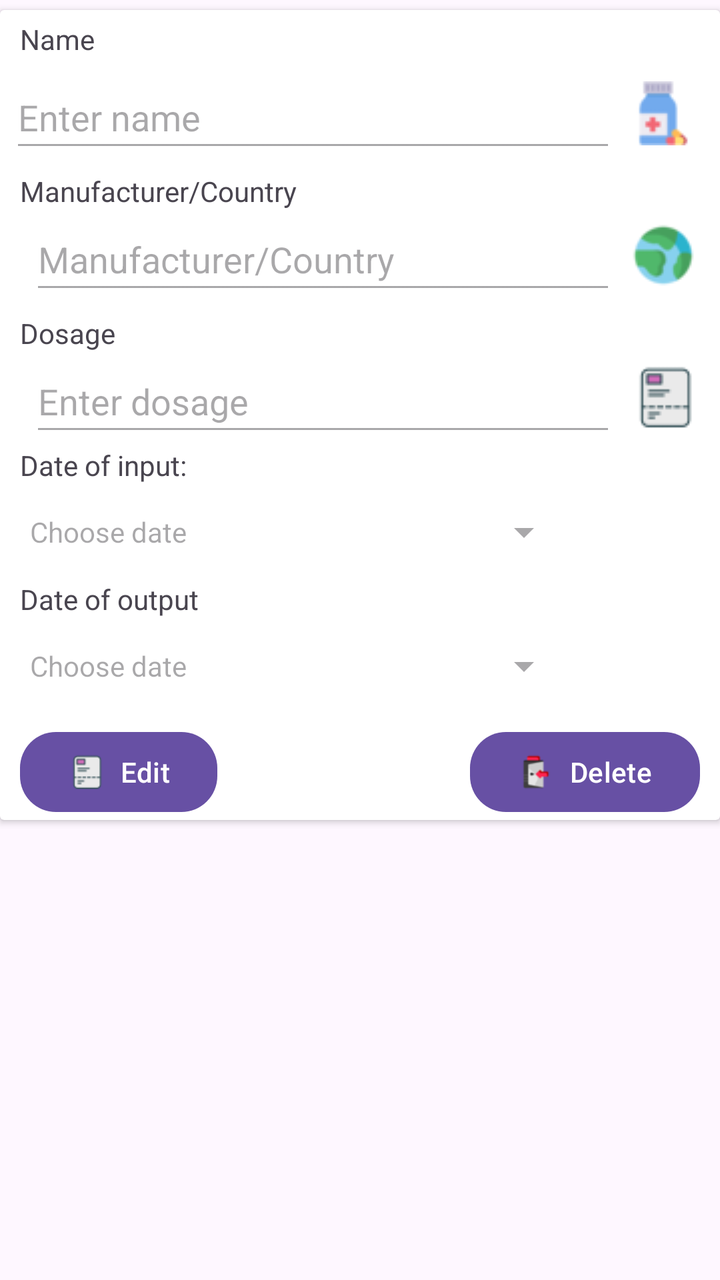
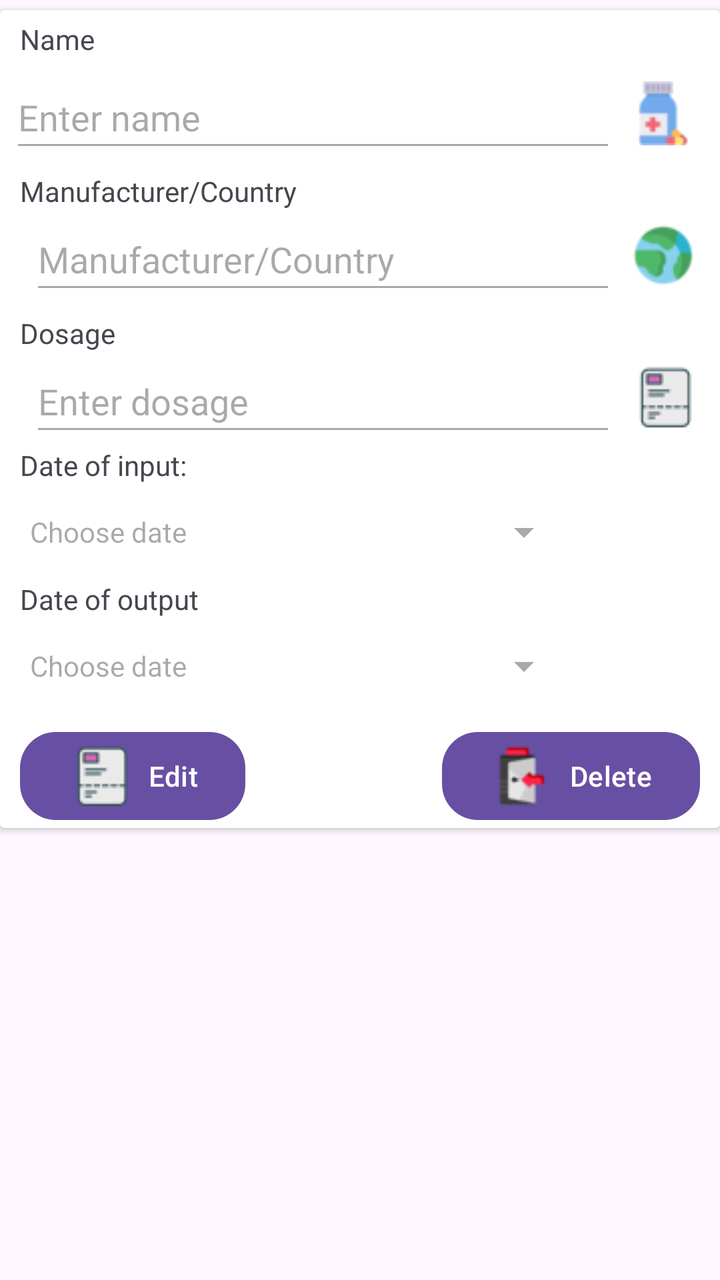

Before-and-after screenshots of an Android layout around one commit, followed by the original layout XML and the change that was made.
<!-- AndroidManifest.xml: application theme Theme.AppFond -->
<!-- res/layout/ter_list_item.xml -->
<?xml version="1.0" encoding="utf-8"?>
<androidx.constraintlayout.widget.ConstraintLayout xmlns:android="http://schemas.android.com/apk/res/android"
    xmlns:app="http://schemas.android.com/apk/res-auto"
    xmlns:tools="http://schemas.android.com/tools"
    android:layout_width="match_parent"
    android:layout_height="wrap_content">

    <androidx.cardview.widget.CardView
        android:id="@+id/terView"
        android:layout_width="0dp"
        android:layout_height="wrap_content"
        android:layout_marginTop="5dp"
        app:layout_constraintEnd_toEndOf="parent"
        app:layout_constraintStart_toStartOf="parent"
        app:layout_constraintTop_toTopOf="parent">

        <androidx.constraintlayout.widget.ConstraintLayout
            android:layout_width="match_parent"
            android:layout_height="wrap_content">

            <Button
                android:id="@+id/buttonClearEnd"
                android:layout_width="64dp"
                android:layout_height="wrap_content"
                android:layout_marginEnd="5dp"
                android:backgroundTint="@color/purple_light"
                android:visibility="invisible"
                app:icon="@drawable/bin"
                app:iconSize="28dp"
                app:layout_constraintEnd_toEndOf="parent"
                app:layout_constraintTop_toBottomOf="@+id/textView24" />

            <ImageView
                android:id="@+id/imageView4"
                android:layout_width="47dp"
                android:layout_height="47dp"
                android:layout_marginEnd="5dp"
                android:scaleType="centerInside"
                app:layout_constraintEnd_toEndOf="parent"
                app:layout_constraintTop_toBottomOf="@+id/labelCountryTer"
                app:srcCompat="@drawable/earth" />

            <ImageView
                android:id="@+id/imageView3"
                android:layout_width="47dp"
                android:layout_height="47dp"
                android:layout_marginEnd="5dp"
                android:scaleType="centerInside"
                app:layout_constraintEnd_toEndOf="parent"
                app:layout_constraintTop_toBottomOf="@+id/textView21"
                app:srcCompat="@drawable/receipt" />

            <TextView
                android:id="@+id/fieldIdCardForTer"
                android:layout_width="30dp"
                android:layout_height="wrap_content"
                android:layout_marginStart="10dp"
                android:layout_marginTop="5dp"
                android:text="0"
                android:visibility="invisible"
                app:layout_constraintStart_toEndOf="@+id/fieldIdTer"
                app:layout_constraintTop_toTopOf="parent" />

            <TextView
                android:id="@+id/labelDozTer"
                android:layout_width="152dp"
                android:layout_height="18dp"
                android:layout_marginStart="10dp"
                android:layout_marginTop="5dp"
                android:text="@string/textNameTeraphy"
                app:layout_constraintStart_toStartOf="parent"
                app:layout_constraintTop_toTopOf="parent" />

            <EditText
                android:id="@+id/fieldNameTer"
                android:layout_width="0dp"
                android:layout_height="wrap_content"
                android:layout_marginStart="5dp"
                android:layout_marginTop="5dp"
                android:autofillHints=""
                android:editable="false"
                android:ems="10"
                android:enabled="false"
                android:inputType="textPersonName"
                android:minHeight="48dp"
                android:text="@string/textHintNameTer"
                app:layout_constraintEnd_toStartOf="@+id/imageView2"
                app:layout_constraintStart_toStartOf="parent"
                app:layout_constraintTop_toBottomOf="@+id/labelDozTer" />

            <EditText
                android:id="@+id/fieldCountryTer"
                android:layout_width="0dp"
                android:layout_height="wrap_content"
                android:layout_marginStart="15dp"
                android:autofillHints=""
                android:editable="false"
                android:ems="10"
                android:enabled="false"
                android:inputType="text"
                android:minHeight="48dp"
                android:text="@string/textHintCountryTer"
                app:layout_constraintEnd_toStartOf="@+id/imageView3"
                app:layout_constraintStart_toStartOf="parent"
                app:layout_constraintTop_toBottomOf="@+id/labelCountryTer" />

            <TextView
                android:id="@+id/labelCountryTer"
                android:layout_width="0dp"
                android:layout_height="18dp"
                android:layout_marginStart="10dp"
                android:layout_marginTop="5dp"
                android:layout_marginEnd="32dp"
                android:text="@string/textHintCountryTer"
                app:layout_constraintEnd_toEndOf="parent"
                app:layout_constraintStart_toStartOf="parent"
                app:layout_constraintTop_toBottomOf="@+id/fieldNameTer" />

            <TextView
                android:id="@+id/textView21"
                android:layout_width="0dp"
                android:layout_height="18dp"
                android:layout_marginStart="10dp"
                android:layout_marginTop="5dp"
                android:layout_marginEnd="249dp"
                android:text="@string/textDozeTeraphy"
                app:layout_constraintEnd_toEndOf="parent"
                app:layout_constraintStart_toStartOf="parent"
                app:layout_constraintTop_toBottomOf="@+id/fieldCountryTer" />

            <EditText
                android:id="@+id/fieldDozTer"
                android:layout_width="0dp"
                android:layout_height="wrap_content"
                android:layout_marginStart="15dp"
                android:autofillHints=""
                android:editable="false"
                android:ems="10"
                android:enabled="false"
                android:inputType="text"
                android:minHeight="48dp"
                android:text="@string/textHintDose"
                app:layout_constraintEnd_toStartOf="@+id/imageView3"
                app:layout_constraintStart_toStartOf="parent"
                app:layout_constraintTop_toBottomOf="@+id/textView21" />

            <TextView
                android:id="@+id/textView22"
                android:layout_width="152dp"
                android:layout_height="19dp"
                android:layout_marginStart="10dp"
                android:text="@string/textDateInput"
                app:layout_constraintStart_toStartOf="parent"
                app:layout_constraintTop_toBottomOf="@+id/fieldDozTer" />

            <EditText
                android:id="@+id/fieldDateBegTer"
                style="@style/Widget.AppCompat.Spinner"
                android:layout_width="0dp"
                android:layout_height="wrap_content"
                android:layout_marginStart="15dp"
                android:layout_marginEnd="5dp"
                android:autofillHints=""
                android:editable="false"
                android:ems="10"
                android:enabled="false"
                android:hint="@string/textChooseDateField"
                android:minHeight="48dp"
                app:layout_constraintEnd_toStartOf="@+id/buttonClearBeg"
                app:layout_constraintStart_toStartOf="parent"
                app:layout_constraintTop_toBottomOf="@+id/textView22"
                tools:ignore="SpeakableTextPresentCheck" />

            <EditText
                android:id="@+id/fieldDateEndTer"
                style="@style/Widget.AppCompat.Spinner"
                android:layout_width="0dp"
                android:layout_height="wrap_content"
                android:layout_marginStart="15dp"
                android:layout_marginEnd="5dp"
                android:autofillHints=""
                android:editable="false"
                android:ems="10"
                android:enabled="false"
                android:hint="@string/textChooseDateField"
                android:minHeight="48dp"
                app:layout_constraintEnd_toStartOf="@+id/buttonClearEnd"
                app:layout_constraintStart_toStartOf="parent"
                app:layout_constraintTop_toBottomOf="@+id/textView24"
                tools:ignore="SpeakableTextPresentCheck" />

            <TextView
                android:id="@+id/textView24"
                android:layout_width="152dp"
                android:layout_height="19dp"
                android:layout_marginStart="10dp"
                android:text="@string/textDateOuput"
                app:layout_constraintStart_toStartOf="parent"
                app:layout_constraintTop_toBottomOf="@+id/fieldDateBegTer" />

            <TextView
                android:id="@+id/fieldIdTer"
                android:layout_width="30dp"
                android:layout_height="wrap_content"
                android:layout_marginStart="10dp"
                android:layout_marginTop="5dp"
                android:text="0"
                android:visibility="invisible"
                app:layout_constraintStart_toEndOf="@+id/labelDozTer"
                app:layout_constraintTop_toTopOf="parent" />

            <Button
                android:id="@+id/buttonEditTer"
                android:layout_width="wrap_content"
                android:layout_height="wrap_content"
                android:layout_marginStart="10dp"
                android:layout_marginTop="5dp"
                android:text="@string/textEdit"
                app:cornerRadius="18dp"
                app:icon="@drawable/receipt"
                app:iconTintMode="multiply"
                app:layout_constraintStart_toStartOf="parent"
                app:layout_constraintTop_toBottomOf="@+id/fieldDateEndTer" />

            <Button
                android:id="@+id/buttonDelTer"
                android:layout_width="wrap_content"
                android:layout_height="wrap_content"
                android:layout_marginTop="5dp"
                android:layout_marginEnd="10dp"
                android:text="@string/textDelete"
                app:cornerRadius="18dp"
                app:icon="@drawable/exit_32"
                app:iconTintMode="multiply"
                app:layout_constraintEnd_toEndOf="parent"
                app:layout_constraintTop_toBottomOf="@+id/fieldDateEndTer" />

            <ImageView
                android:id="@+id/imageView2"
                android:layout_width="47dp"
                android:layout_height="47dp"
                android:layout_marginTop="5dp"
                android:layout_marginEnd="5dp"
                android:scaleType="centerInside"
                app:layout_constraintEnd_toEndOf="parent"
                app:layout_constraintTop_toBottomOf="@+id/labelDozTer"
                app:srcCompat="@drawable/pill" />

            <Button
                android:id="@+id/buttonClearBeg"
                android:layout_width="64dp"
                android:layout_height="wrap_content"
                android:layout_marginEnd="5dp"
                android:backgroundTint="@color/purple_light"
                android:visibility="invisible"
                app:icon="@drawable/bin"
                app:iconSize="28dp"
                app:layout_constraintEnd_toEndOf="parent"
                app:layout_constraintTop_toBottomOf="@+id/textView22" />

        </androidx.constraintlayout.widget.ConstraintLayout>
    </androidx.cardview.widget.CardView>

</androidx.constraintlayout.widget.ConstraintLayout>
<!-- resources referenced by this layout -->
<resources>
  <color name="purple_light">#F399C0</color>
  <!-- drawable bin: png bitmap (drawable, 12570 bytes) -->
  <!-- drawable earth: png bitmap (drawable, 2309 bytes) -->
  <!-- drawable exit_32: png bitmap (drawable, 1814 bytes) -->
  <!-- drawable pill: png bitmap (drawable, 1797 bytes) -->
  <!-- drawable receipt: png bitmap (drawable, 914 bytes) -->
  <string name="textChooseDateField">Choose date</string>
  <string name="textDateInput">"Date of input: "</string>
  <string name="textDateOuput">Date of output</string>
  <string name="textDelete">Delete</string>
  <string name="textDozeTeraphy">Dosage</string>
  <string name="textEdit">Edit</string>
  <string name="textHintCountryTer">Manufacturer/Country</string>
  <string name="textHintDose">Enter dosage</string>
  <string name="textHintNameTer">Enter name</string>
  <string name="textNameTeraphy">Name</string>
  <style name="Theme.AppFond" parent="Theme.MaterialComponents.DayNight.NoActionBar">
          
          <item name="colorPrimary">@color/fiol</item>
          <item name="colorPrimaryVariant">@color/fiol</item>
          <item name="colorOnPrimary">@color/white</item>
          
          <item name="colorSecondary">@color/purple_400</item>
          <item name="colorSecondaryVariant">@color/purple_800</item>
          <item name="colorOnSecondary">@color/black</item>
          
          <item name="android:statusBarColor">?attr/colorPrimaryVariant</item>
          
      </style>
  <color name="fiol">#9C27B0</color>
  <color name="white">#FFFFFFFF</color>
  <color name="black">#FF000000</color>
</resources>

<!-- the commit's change to res/layout/ter_list_item.xml (unified diff, before → after) -->
@@ -26,7 +26,11 @@
                 android:backgroundTint="@color/purple_light"
                 android:visibility="invisible"
                 app:icon="@drawable/bin"
-                app:iconSize="28dp"
+                android:textAllCaps="false"
+                app:cornerRadius="8dp"
+                app:iconSize="32dp"
+                app:iconTint="@null"
+                app:iconTintMode="src_in"
                 app:layout_constraintEnd_toEndOf="parent"
                 app:layout_constraintTop_toBottomOf="@+id/textView24" />
 
@@ -216,9 +220,13 @@
                 android:layout_marginStart="10dp"
                 android:layout_marginTop="5dp"
                 android:text="@string/textEdit"
+                android:textColor="@color/white"
                 app:cornerRadius="18dp"
                 app:icon="@drawable/receipt"
-                app:iconTintMode="multiply"
+                android:textAllCaps="false"
+                app:iconSize="32dp"
+                app:iconTint="@null"
+                app:iconTintMode="src_in"
                 app:layout_constraintStart_toStartOf="parent"
                 app:layout_constraintTop_toBottomOf="@+id/fieldDateEndTer" />
 
@@ -229,9 +237,13 @@
                 android:layout_marginTop="5dp"
                 android:layout_marginEnd="10dp"
                 android:text="@string/textDelete"
+                android:textColor="@color/white"
                 app:cornerRadius="18dp"
+                android:textAllCaps="false"
                 app:icon="@drawable/exit_32"
-                app:iconTintMode="multiply"
+                app:iconSize="32dp"
+                app:iconTint="@null"
+                app:iconTintMode="src_in"
                 app:layout_constraintEnd_toEndOf="parent"
                 app:layout_constraintTop_toBottomOf="@+id/fieldDateEndTer" />
 
@@ -255,6 +267,10 @@
                 android:visibility="invisible"
                 app:icon="@drawable/bin"
                 app:iconSize="28dp"
+                android:textAllCaps="false"
+                app:cornerRadius="8dp"
+                app:iconTint="@null"
+                app:iconTintMode="src_in"
                 app:layout_constraintEnd_toEndOf="parent"
                 app:layout_constraintTop_toBottomOf="@+id/textView22" />
 
